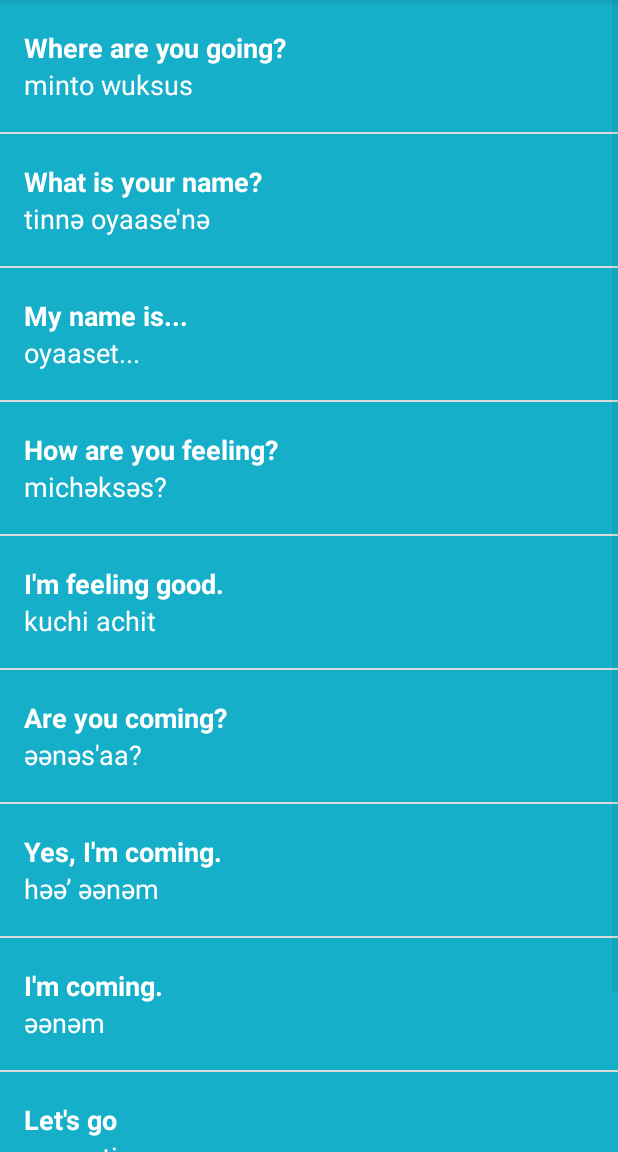
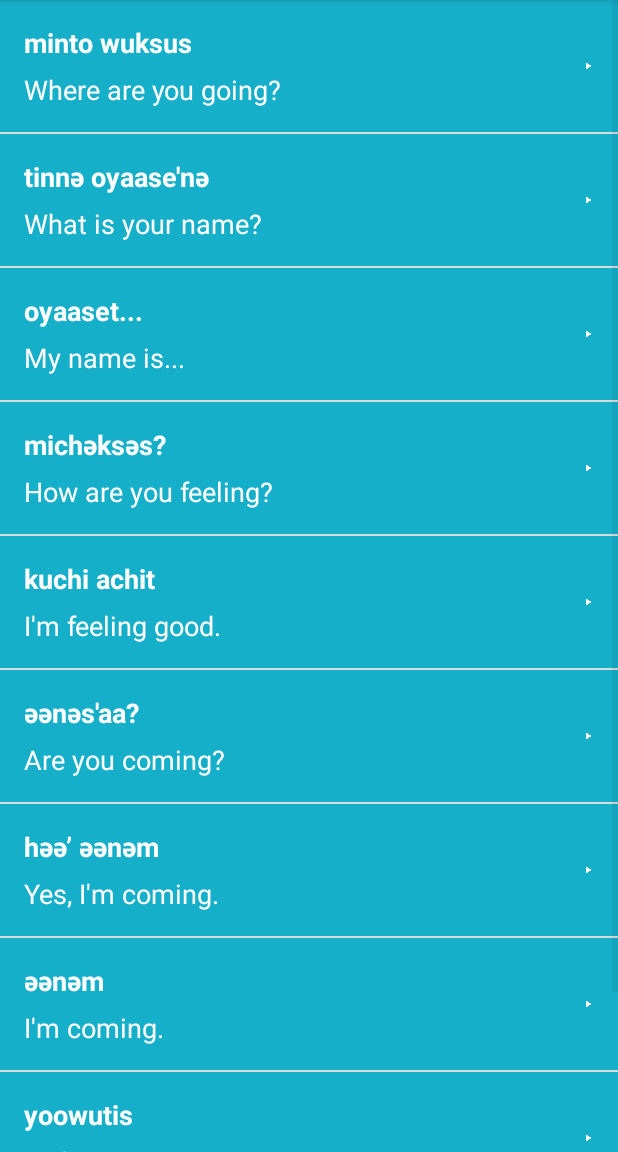
Before and after one commit to damwilin/Miwok_app, an Android app: the PhrasesActivity screen opened directly, with no data from a screen before it, on a phone screen of 412 x 824 dp, the part 84-1236 px from its top. Run offline under Robolectric (Android 15) with nearby library versions, the phone set to English and light mode, and no system bars.

Commit message:
Added touch feedback for clickable views

```diff
--- a/app/src/main/java/com/example/android/miwok/Word.java
+++ b/app/src/main/java/com/example/android/miwok/Word.java
@@ -11,13 +11,13 @@ public class Word {
     private int imageResourceId = NO_IMAGE_PROVIDED;
     private int audioResourceId;
 
-    public Word(String wordMiwok, String wordEnglish, int audioResourceId) {
+    public Word(String wordEnglish, String wordMiwok, int audioResourceId) {
         this.wordMiwok = wordMiwok;
         this.wordEnglish = wordEnglish;
         this.audioResourceId = audioResourceId;
     }
 
-    public Word(String wordMiwok, String wordEnglish, int imageResourceId, int audioResourceId) {
+    public Word(String wordEnglish, String wordMiwok, int imageResourceId, int audioResourceId) {
         this.wordMiwok = wordMiwok;
         this.wordEnglish = wordEnglish;
         this.imageResourceId = imageResourceId;
--- a/app/src/main/res/layout/list_item.xml
+++ b/app/src/main/res/layout/list_item.xml
@@ -1,11 +1,10 @@
 <?xml version="1.0" encoding="utf-8"?>
-<LinearLayout xmlns:android="http://schemas.android.com/apk/res/android"
+<RelativeLayout xmlns:android="http://schemas.android.com/apk/res/android"
     xmlns:tools="http://schemas.android.com/tools"
     android:layout_width="match_parent"
-    android:layout_height="wrap_content"
+    android:layout_height="88dp"
     android:background="@color/tan_background"
-    android:minHeight="@dimen/list_item_height"
-    android:orientation="horizontal">
+    android:minHeight="@dimen/list_item_height">
 
     <ImageView
         android:id="@+id/image"
@@ -15,16 +14,20 @@
     <LinearLayout
         android:id="@+id/text_container"
         android:layout_width="match_parent"
-        android:layout_height="match_parent"
+        android:layout_height="88dp"
+        android:layout_alignParentBottom="true"
+        android:layout_alignParentRight="true"
+        android:layout_alignParentTop="true"
+        android:layout_toRightOf="@+id/image"
         android:orientation="vertical"
-        android:paddingLeft="16dp">
+        android:padding="16dp">
 
         <TextView
             android:id="@+id/word_miwok"
             android:layout_width="wrap_content"
-            android:layout_height="0dp"
+            android:layout_height="44dp"
             android:layout_weight="1"
-            android:gravity="bottom"
+            android:gravity="top"
             android:textColor="@android:color/white"
             android:textSize="18sp"
             android:textStyle="bold"
@@ -33,12 +36,19 @@
         <TextView
             android:id="@+id/word_english"
             android:layout_width="wrap_content"
-            android:layout_height="0dp"
+            android:layout_height="44dp"
             android:layout_weight="1"
-            android:gravity="top"
+            android:gravity="bottom"
             android:textColor="@android:color/white"
             android:textSize="18sp"
             tools:text="one" />
     </LinearLayout>
 
-</LinearLayout>
+    <ImageView
+        android:layout_width="24dp"
+        android:layout_height="24dp"
+        android:layout_alignParentRight="true"
+        android:layout_centerVertical="true"
+        android:paddingRight="16dp"
+        android:src="@drawable/ic_play_arrow_white_24dp" />
+</RelativeLayout>
--- a/app/src/main/res/layout/word_list.xml
+++ b/app/src/main/res/layout/word_list.xml
@@ -4,4 +4,5 @@
     android:id="@+id/list"
     android:layout_width="match_parent"
     android:layout_height="match_parent"
+    android:drawSelectorOnTop="true"
     android:orientation="vertical"></ListView>
```
Also changed, not shown: app/src/main/res/layout/activity_main.xml (+33 -6 lines), app/src/main/res/drawable-hdpi/ic_play_arrow_white_24dp.png (added), app/src/main/res/drawable-mdpi/ic_play_arrow_white_24dp.png (added), app/src/main/res/drawable-xhdpi/ic_play_arrow_white_24dp.png (added), app/src/main/res/drawable-xxhdpi/ic_play_arrow_white_24dp.png (added), app/src/main/res/drawable-xxxhdpi/ic_play_arrow_white_24dp.png (added).
